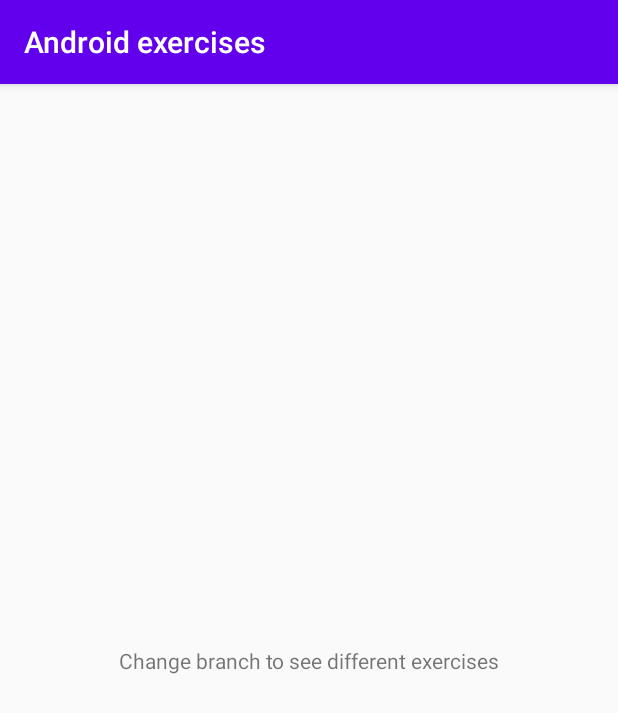
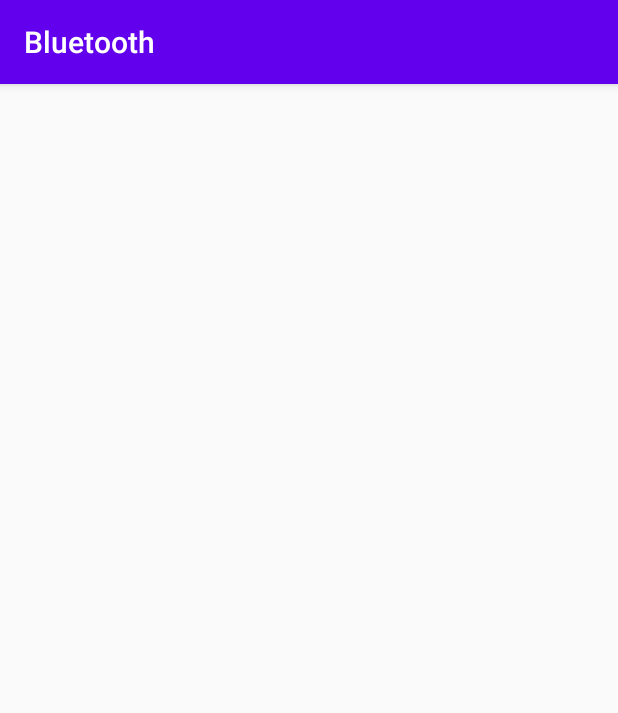
Before and after one commit to matiaselm/android-exercises, an Android app: the screen it shows after launch (MainActivity), on a phone screen of 412 x 824 dp. Shown: the top 713 px of the screen. Run offline under Robolectric (Android 15) with nearby library versions, the phone set to English and light mode, and no system bars.

Commit message:
bluetooth-lab initialized

```diff
--- a/app/src/main/java/com/example/exercises/MainActivity.kt
+++ b/app/src/main/java/com/example/exercises/MainActivity.kt
@@ -10,7 +10,5 @@ class MainActivity : AppCompatActivity() {
         super.onCreate(savedInstanceState)
         setContentView(R.layout.activity_main)
 
-        txt_network.text = getString(R.string.branch_master)
-
         }
     }
--- a/app/src/main/res/layout/activity_main.xml
+++ b/app/src/main/res/layout/activity_main.xml
@@ -6,15 +6,5 @@
     android:layout_height="match_parent"
     tools:context=".MainActivity">
 
-    <TextView
-        android:id="@+id/txt_network"
-        android:layout_width="wrap_content"
-        android:layout_height="wrap_content"
-        android:text="Hello World!"
-        app:layout_constraintBottom_toBottomOf="parent"
-        app:layout_constraintLeft_toLeftOf="parent"
-        app:layout_constraintRight_toRightOf="parent"
-        app:layout_constraintTop_toTopOf="parent" />
-
 
 </androidx.constraintlayout.widget.ConstraintLayout>
--- a/app/src/main/res/values/strings.xml
+++ b/app/src/main/res/values/strings.xml
@@ -1,4 +1,3 @@
 <resources>
-    <string name="app_name">Android exercises</string>
-    <string name="branch_master">Change branch to see different exercises</string>
+    <string name="app_name">Bluetooth</string>
 </resources>
```
Also changed, not shown: 1 other file.
